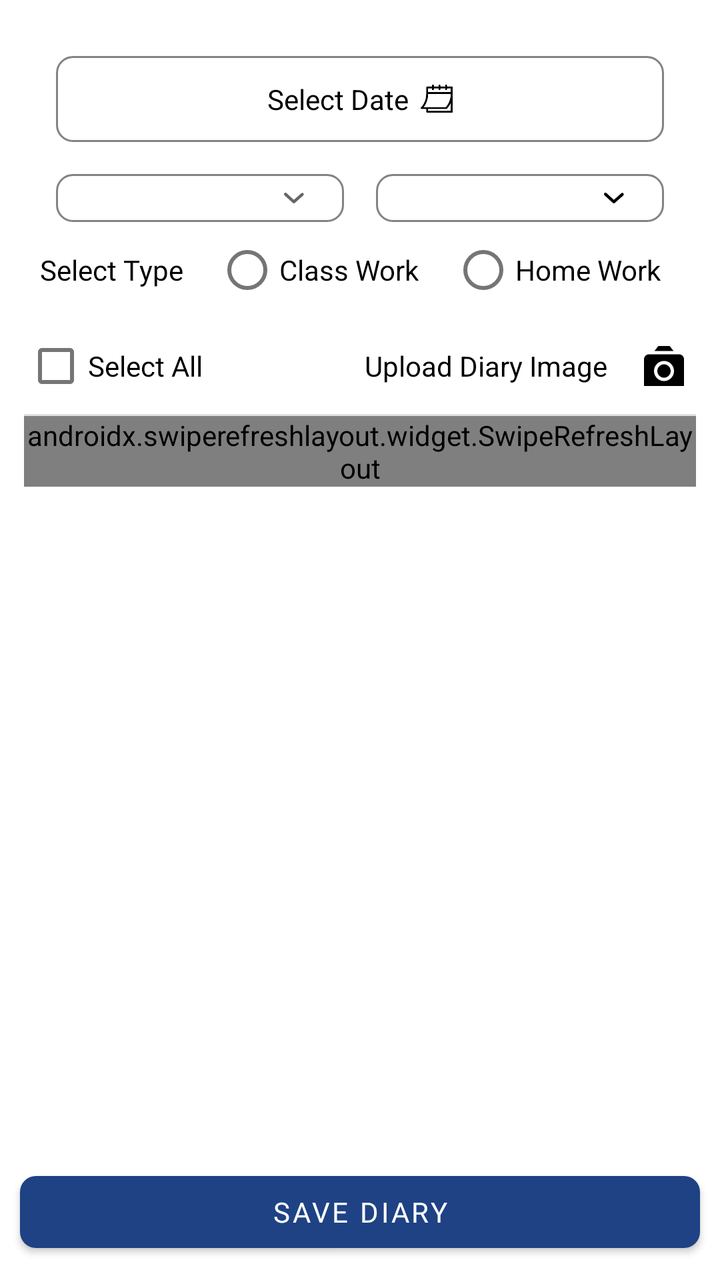
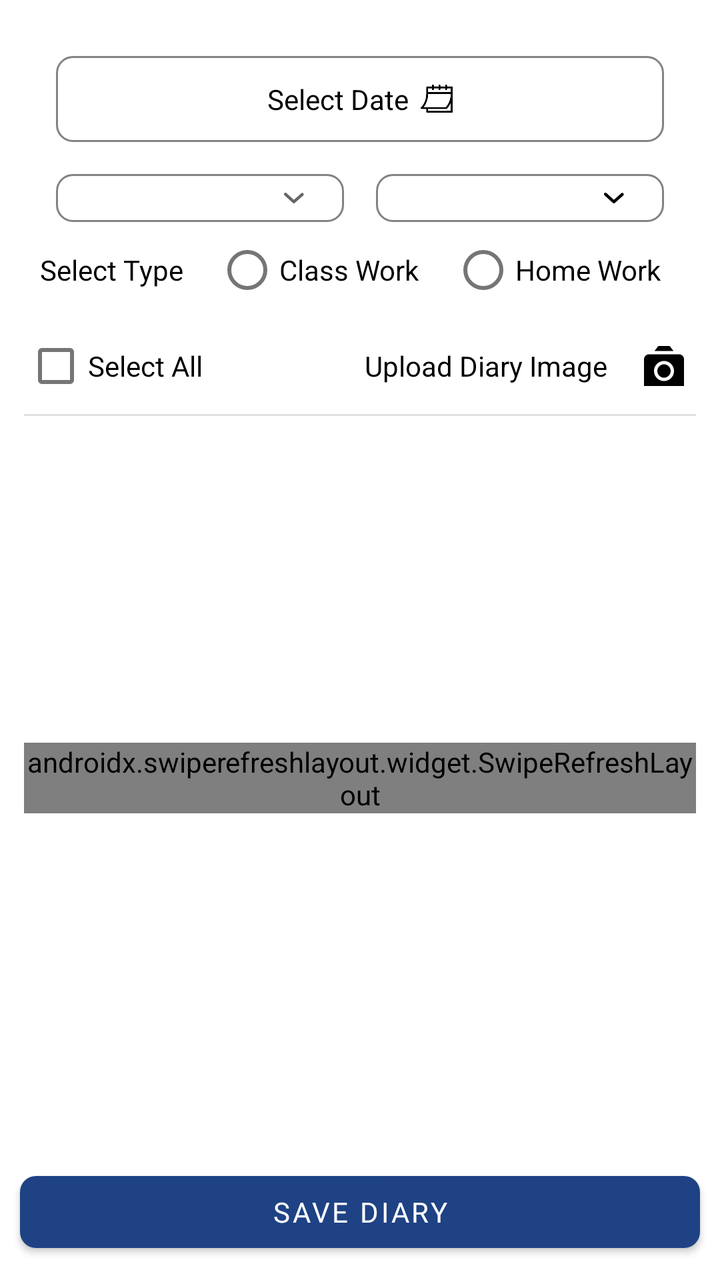

Before-and-after screenshots of an Android layout around one commit, followed by the original layout XML and the change that was made.
<!-- AndroidManifest.xml: application theme Theme.School -->
<!-- res/layout/fragment_diary.xml -->
<?xml version="1.0" encoding="utf-8"?>
<androidx.constraintlayout.widget.ConstraintLayout xmlns:android="http://schemas.android.com/apk/res/android"
    xmlns:app="http://schemas.android.com/apk/res-auto"
    xmlns:tools="http://schemas.android.com/tools"
    android:layout_width="match_parent"
    android:layout_height="match_parent"
    tools:context=".fragments.DiaryFragment">

    <LinearLayout
        android:layout_width="match_parent"
        android:layout_height="0dp"
        android:orientation="vertical"
        android:padding="12dp"
        app:layout_constraintBottom_toTopOf="@+id/save_attendance_btn"
        app:layout_constraintEnd_toEndOf="parent"
        app:layout_constraintStart_toStartOf="parent"
        app:layout_constraintTop_toTopOf="parent">

        <LinearLayout
            android:id="@+id/date_lo"
            android:layout_width="match_parent"
            android:layout_height="wrap_content"
            android:layout_margin="16dp"
            android:background="@drawable/edit_text_bg"
            android:gravity="center"
            android:orientation="horizontal"
            android:padding="12dp">

            <TextView
                android:id="@+id/date_txt"
                android:layout_width="wrap_content"
                android:layout_height="wrap_content"
                android:layout_marginEnd="6dp"
                android:hint="Select Date"
                android:textColor="@color/black"
                android:textColorHint="@color/black"
                android:textSize="14dp" />

            <ImageView
                android:layout_width="16dp"
                android:layout_height="16dp"
                android:src="@drawable/calender_img"
                app:tint="@color/black" />

        </LinearLayout>

        <LinearLayout
            android:layout_width="match_parent"
            android:layout_height="wrap_content"
            android:layout_marginStart="16dp"
            android:layout_marginEnd="16dp"
            android:gravity="center"
            android:orientation="horizontal">

            <LinearLayout
                android:id="@+id/classes_lo"
                android:layout_width="match_parent"
                android:layout_height="wrap_content"
                android:layout_marginEnd="8dp"
                android:layout_weight="1"
                android:background="@drawable/edit_text_bg"
                android:orientation="horizontal">

                <Spinner
                    android:id="@+id/classes_sp"
                    android:layout_width="wrap_content"
                    android:layout_height="wrap_content"
                    android:layout_weight="1"
                    android:background="@android:color/transparent"
                    android:padding="12dp" />

                <ImageView
                    android:id="@+id/img_class"
                    android:layout_width="20dp"
                    android:layout_height="20dp"
                    android:layout_alignParentEnd="true"
                    android:layout_centerInParent="true"
                    android:layout_gravity="center"
                    android:layout_marginEnd="15dp"
                    android:gravity="center"
                    android:padding="5dp"
                    android:src="@drawable/down_arrow_img"
                    android:visibility="visible"
                    app:tint="@color/gray1"></ImageView>

            </LinearLayout>

            <LinearLayout
                android:id="@+id/sections_lo"
                android:layout_width="match_parent"
                android:layout_height="wrap_content"
                android:layout_marginStart="8dp"
                android:layout_weight="1"
                android:background="@drawable/edit_text_bg"
                android:orientation="horizontal">

                <Spinner
                    android:id="@+id/sections_sp"
                    android:layout_width="wrap_content"
                    android:layout_height="wrap_content"
                    android:layout_weight="1"
                    android:background="@android:color/transparent"
                    android:padding="12dp" />

                <ImageView
                    android:layout_width="20dp"
                    android:layout_height="20dp"
                    android:layout_alignParentEnd="true"
                    android:layout_centerInParent="true"
                    android:layout_gravity="center"
                    android:layout_marginEnd="15dp"
                    android:gravity="center"
                    android:padding="5dp"
                    android:src="@drawable/down_arrow_img"
                    android:visibility="visible"
                    app:tint="@color/black">

                </ImageView>

            </LinearLayout>

        </LinearLayout>

        <LinearLayout
            android:layout_width="match_parent"
            android:layout_height="wrap_content"
            android:layout_gravity="center"
            android:layout_marginStart="8dp"
            android:layout_marginTop="@dimen/_5sdp"
            android:layout_marginEnd="8dp"
            android:orientation="horizontal">

            <TextView
                android:id="@+id/textView28"
                android:layout_width="wrap_content"
                android:layout_height="wrap_content"
                android:layout_gravity="center"
                android:fontFamily="@font/inter_medium"
                android:text="Select Type"
                android:textColor="@color/black" />

            <RadioGroup
                android:id="@+id/diary_type_rg"
                android:layout_width="match_parent"
                android:layout_height="wrap_content"
                android:layout_marginStart="16dp"
                android:orientation="horizontal">

                <RadioButton
                    android:id="@+id/class_work_rb"
                    android:layout_width="wrap_content"
                    android:layout_height="wrap_content"
                    android:layout_marginEnd="16dp"
                    android:text="Class Work"/>

                <RadioButton
                    android:id="@+id/home_work_rb"
                    android:layout_width="wrap_content"
                    android:layout_height="wrap_content"
                    android:text="Home Work"/>
            </RadioGroup>

        </LinearLayout>

        <LinearLayout
            android:layout_width="match_parent"
            android:layout_height="wrap_content"
            android:orientation="horizontal">

            <CheckBox
                android:id="@+id/select_all_cb"
                android:layout_width="match_parent"
                android:layout_height="wrap_content"
                android:layout_weight="1"
                android:text="Select All" />
            
            <TextView
                android:id="@+id/file_name_txt"
                android:layout_width="wrap_content"
                android:layout_height="wrap_content"
                android:layout_marginEnd="12dp"
                android:textSize="14dp"
                android:textColor="@color/black"
                android:text="Upload Diary Image"/>

            <ImageView
                android:id="@+id/allPic_img"
                android:layout_width="32dp"
                android:layout_height="32dp"
                android:layout_gravity="center"
                android:adjustViewBounds="true"
                android:padding="6dp"
                android:src="@drawable/cameara_img" />
        </LinearLayout>

        <LinearLayout
            android:id="@+id/details_ll"
            android:layout_width="match_parent"
            android:layout_height="wrap_content"
            android:orientation="vertical"
            android:visibility="gone">

            <TextView
                android:id="@+id/textView30"
                android:layout_width="wrap_content"
                android:layout_height="wrap_content"
                android:fontFamily="@font/inter_medium"
                android:text="Details"
                android:textColor="@color/black" />

            <EditText
                android:id="@+id/et_details"
                android:layout_width="match_parent"
                android:layout_height="46dp"
                android:layout_marginTop="5dp"
                android:background="@drawable/edit_text"
                android:ems="10"
                android:layout_marginBottom="12dp"
                android:hint="Enter"
                android:inputType="text"
                android:padding="12dp"
                android:textSize="14dp" />

        </LinearLayout>

        <View
            android:id="@+id/divider16"
            android:layout_width="match_parent"
            android:layout_height="1dp"
            android:background="?android:attr/listDivider"
            app:layout_constraintBottom_toBottomOf="parent"
            app:layout_constraintEnd_toEndOf="parent"
            app:layout_constraintStart_toStartOf="parent"
            app:layout_constraintTop_toTopOf="parent" />

        <androidx.constraintlayout.widget.ConstraintLayout
            android:layout_width="match_parent"
            android:layout_height="match_parent"
            android:orientation="vertical">

            <androidx.swiperefreshlayout.widget.SwipeRefreshLayout
                android:id="@+id/refresh_layout"
                android:layout_width="match_parent"
                android:layout_height="wrap_content"
                app:layout_constraintBottom_toBottomOf="parent"
                app:layout_constraintEnd_toEndOf="parent"
                app:layout_constraintStart_toStartOf="parent"
                app:layout_constraintTop_toTopOf="parent">

                <androidx.recyclerview.widget.RecyclerView
                    android:id="@+id/students_rv"
                    android:layout_width="match_parent"
                    android:layout_height="wrap_content"
                    android:visibility="gone" />

            </androidx.swiperefreshlayout.widget.SwipeRefreshLayout>

            <TextView
                android:id="@+id/no_data_found_txt"
                android:layout_width="wrap_content"
                android:layout_height="wrap_content"
                android:fontFamily="@font/inter_semibold"
                android:text="@string/no_student_found_please_change_class"
                android:textColor="@color/black"
                android:textSize="18dp"
                android:visibility="gone"
                app:layout_constraintBottom_toBottomOf="parent"
                app:layout_constraintEnd_toEndOf="parent"
                app:layout_constraintStart_toStartOf="parent"
                app:layout_constraintTop_toTopOf="parent" />
        </androidx.constraintlayout.widget.ConstraintLayout>
        
    </LinearLayout>

    <com.wang.avi.AVLoadingIndicatorView
        android:id="@+id/progress"
        style="@style/AVLoadingIndicatorView"
        android:layout_width="wrap_content"
        android:layout_height="wrap_content"
        android:visibility="gone"
        app:indicatorColor="@color/blue"
        app:indicatorName="LineSpinFadeLoaderIndicator"
        app:layout_constraintTop_toTopOf="parent"
        app:layout_constraintBottom_toBottomOf="parent"
        app:layout_constraintStart_toStartOf="parent"
        app:layout_constraintEnd_toEndOf="parent"/>

    <Button
        android:id="@+id/save_diary_btn"
        android:layout_width="0dp"
        android:layout_height="wrap_content"
        android:layout_margin="10dp"
        android:text="SAVE DIARY"
        android:textAllCaps="true"
        android:fontFamily="@font/inter"
        app:cornerRadius="8dp"
        app:layout_constraintBottom_toBottomOf="parent"
        app:layout_constraintStart_toStartOf="parent"
        app:layout_constraintEnd_toEndOf="parent"/>

</androidx.constraintlayout.widget.ConstraintLayout>
<!-- resources referenced by this layout -->
<resources>
  <color name="black">#FF000000</color>
  <color name="blue">#1E4284</color>
  <color name="gray1">#666666</color>
  <!-- drawable calender_img: png bitmap (drawable, 2326 bytes) -->
  <!-- drawable cameara_img: png bitmap (drawable, 1159 bytes) -->
  <!-- drawable down_arrow_img: png bitmap (drawable, 513 bytes) -->
  <!-- drawable edit_text: png bitmap (drawable, 3251 bytes) -->
  <!-- drawable edit_text_bg (drawable) -->
  <?xml version="1.0" encoding="utf-8"?>
  <shape xmlns:android="http://schemas.android.com/apk/res/android">
      <corners android:radius="8dp" />
      <solid android:color="@color/white" />
      <stroke android:width="1dp"
          android:color="@color/light_gray1"/>
  </shape>
  <string name="no_student_found_please_change_class">No student found. Please change class..!</string>
  <style name="Theme.School" parent="Base.Theme.School" />
  <color name="white">#FFFFFFFF</color>
  <color name="light_gray1">#838383</color>
  <style name="Base.Theme.School" parent="Theme.MaterialComponents.Light.NoActionBar">
          
          
          <item name="colorPrimary">@color/blue</item>
          <item name="colorPrimaryVariant">@color/blue</item>
          <item name="colorOnPrimary">@color/white</item>
          <item name="colorSecondary">@color/light_blue</item>
          <item name="colorSecondaryVariant">@color/teal_700</item>
          <item name="colorOnSecondary">@color/white</item>
          <item name="android:windowLightStatusBar" tools:ignore="NewApi">true</item>
          <item name="android:statusBarColor">@color/white</item>
          <item name="android:windowDisablePreview">true</item>
      </style>
  <color name="light_blue">#1B55F1</color>
  <color name="teal_700">#FF018786</color>
</resources>

<!-- the commit's change to res/layout/fragment_diary.xml (unified diff, before → after) -->
@@ -11,7 +11,7 @@
         android:layout_height="0dp"
         android:orientation="vertical"
         android:padding="12dp"
-        app:layout_constraintBottom_toTopOf="@+id/save_attendance_btn"
+        app:layout_constraintBottom_toTopOf="@+id/save_diary_btn"
         app:layout_constraintEnd_toEndOf="parent"
         app:layout_constraintStart_toStartOf="parent"
         app:layout_constraintTop_toTopOf="parent">
